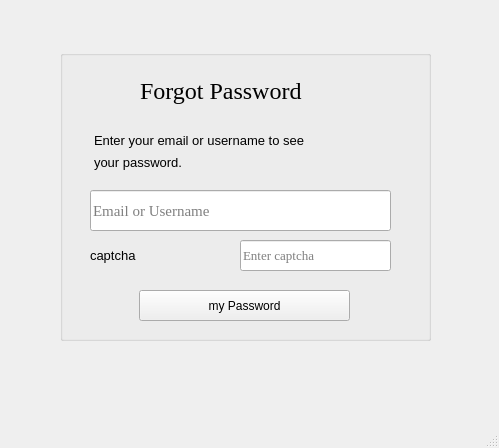
Above: Forgot_page/mainwindow.ui from PMahdiDehghaniP/MA_AP_Project before the change. Below: the same form after it.
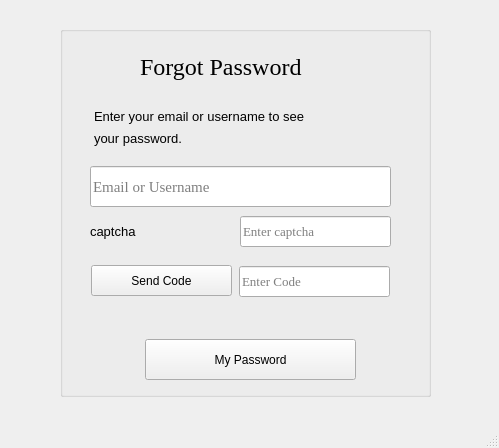
That is the form after the change.

Commit message: send code to email has been added to forgot page

The edit to the form file:
```diff
--- a/Forgot_page/mainwindow.ui
+++ b/Forgot_page/mainwindow.ui
@@ -18,9 +18,9 @@
     <property name="geometry">
      <rect>
       <x>60</x>
-      <y>50</y>
+      <y>26</y>
       <width>371</width>
-      <height>291</height>
+      <height>371</height>
      </rect>
     </property>
     <property name="title">
@@ -143,14 +143,46 @@
     <widget class="QPushButton" name="forgot_password_btn">
      <property name="geometry">
       <rect>
-       <x>79</x>
+       <x>85</x>
+       <y>313</y>
+       <width>211</width>
+       <height>41</height>
+      </rect>
+     </property>
+     <property name="text">
+      <string>My Password</string>
+     </property>
+    </widget>
+    <widget class="QPushButton" name="send_code_email">
+     <property name="geometry">
+      <rect>
+       <x>31</x>
+       <y>239</y>
+       <width>141</width>
+       <height>31</height>
+      </rect>
+     </property>
+     <property name="text">
+      <string>Send Code</string>
+     </property>
+    </widget>
+    <widget class="QLineEdit" name="code_email_lineedit">
+     <property name="geometry">
+      <rect>
+       <x>179</x>
        <y>240</y>
-       <width>211</width>
+       <width>151</width>
        <height>31</height>
       </rect>
      </property>
-     <property name="text">
-      <string>my Password</string>
+     <property name="font">
+      <font>
+       <family>Times New Roman</family>
+       <pointsize>10</pointsize>
+      </font>
+     </property>
+     <property name="placeholderText">
+      <string>Enter Code</string>
      </property>
     </widget>
    </widget>
```
The commit also changes 21 other files.
